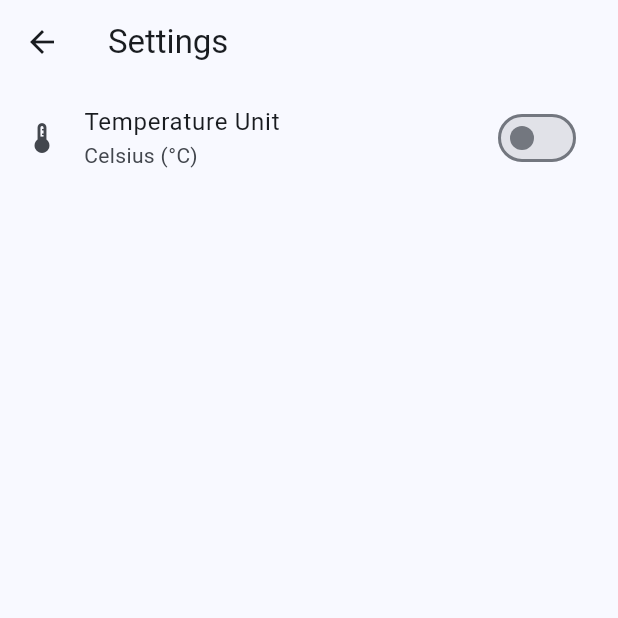
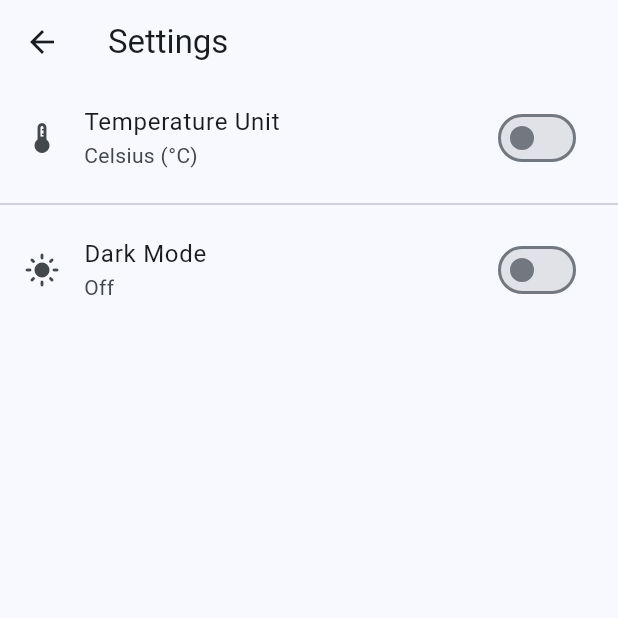
Before and after one commit to Ziyad-Hassan/weather_app, a Flutter app: the screen it shows after launch, after a tap on the "settings" icon, on a phone screen of 412 x 824 dp, the top half of it. Run offline on Flutter 3.47's test engine with Material 3 defaults, Android fonts, the phone set to English and light mode, and no system bars; our stand-ins replace geolocator, shared_preferences.

Commit message:
Added GPS and Dark Mode features

```diff
--- a/lib/main.dart
+++ b/lib/main.dart
@@ -22,15 +22,35 @@ class MyApp extends StatelessWidget {
 
   @override
   Widget build(BuildContext context) {
+    // Watch the provider
+    final provider = Provider.of<WeatherProvider>(context);
+
     return MaterialApp(
-      debugShowCheckedModeBanner: false, // Remove debug banner
+      debugShowCheckedModeBanner: false,
       title: 'Flutter Weather App',
+
+      // 1. Define Light Theme
       theme: ThemeData(
-        colorScheme: ColorScheme.fromSeed(seedColor: Colors.blue),
+        colorScheme: ColorScheme.fromSeed(
+          seedColor: Colors.blue,
+          brightness: Brightness.light
+        ),
         useMaterial3: true,
       ),
-      // We will create HomePage in the next step
-      home: const HomePage(),
+
+      // 2. Define Dark Theme
+      darkTheme: ThemeData(
+        colorScheme: ColorScheme.fromSeed(
+          seedColor: Colors.blue,
+          brightness: Brightness.dark
+        ),
+        useMaterial3: true,
+      ),
+
+      // 3. Auto-switch based on provider
+      themeMode: provider.isDarkMode ? ThemeMode.dark : ThemeMode.light,
+
+      home: const HomePage(), // Make sure HomePage is imported
     );
   }
 }
--- a/lib/pages/home_page.dart
+++ b/lib/pages/home_page.dart
@@ -74,9 +74,27 @@ class _HomePageState extends State<HomePage> {
                 labelText: 'Enter City Name',
                 hintText: 'e.g. Cairo, London',
                 border: const OutlineInputBorder(),
-                suffixIcon: IconButton(
-                  icon: const Icon(Icons.search),
-                  onPressed: _searchCity,
+                suffixIcon: Row(
+                  mainAxisSize: MainAxisSize.min, // Important for layout
+                  children: [
+                    // GPS Button
+                    IconButton(
+                      icon: const Icon(Icons.my_location, color: Colors.blue),
+                      onPressed: () {
+                        Provider.of<WeatherProvider>(context, listen: false)
+                            .fetchWeatherByLocation();
+                        Navigator.push(
+                          context,
+                          MaterialPageRoute(builder: (_) => const WeatherDetailsPage()),
+                        );
+                      },
+                    ),
+                    // Search Button
+                    IconButton(
+                      icon: const Icon(Icons.search),
+                      onPressed: _searchCity,
+                    ),
+                  ],
                 ),
               ),
               onSubmitted: (_) => _searchCity(),
--- a/lib/pages/settings_page.dart
+++ b/lib/pages/settings_page.dart
@@ -28,6 +28,23 @@ class SettingsPage extends StatelessWidget {
               },
             ),
           ),
+          const Divider(), // Line separator
+
+          // Dark Mode Switch
+          ListTile(
+            leading: Icon(
+              provider.isDarkMode ? Icons.dark_mode : Icons.light_mode,
+            ),
+            title: const Text("Dark Mode"),
+            subtitle: Text(provider.isDarkMode ? "On" : "Off"),
+            trailing: Switch(
+              value: provider.isDarkMode,
+              activeThumbColor: Colors.blue,
+              onChanged: (bool value) {
+                provider.toggleTheme(value);
+              },
+            ),
+          ),
         ],
       ),
     );
--- a/pubspec.yaml
+++ b/pubspec.yaml
@@ -39,6 +39,7 @@ dependencies:
   provider: ^6.1.1
   shared_preferences: ^2.2.2
   intl: ^0.19.0
+  geolocator: ^14.0.2
 
 dev_dependencies:
   flutter_test:
```
Also changed, not shown: lib/providers/weather_provider.dart (+58 -0 lines), lib/services/weather_service.dart (+12 -0 lines), pubspec.lock, 4 other files.
